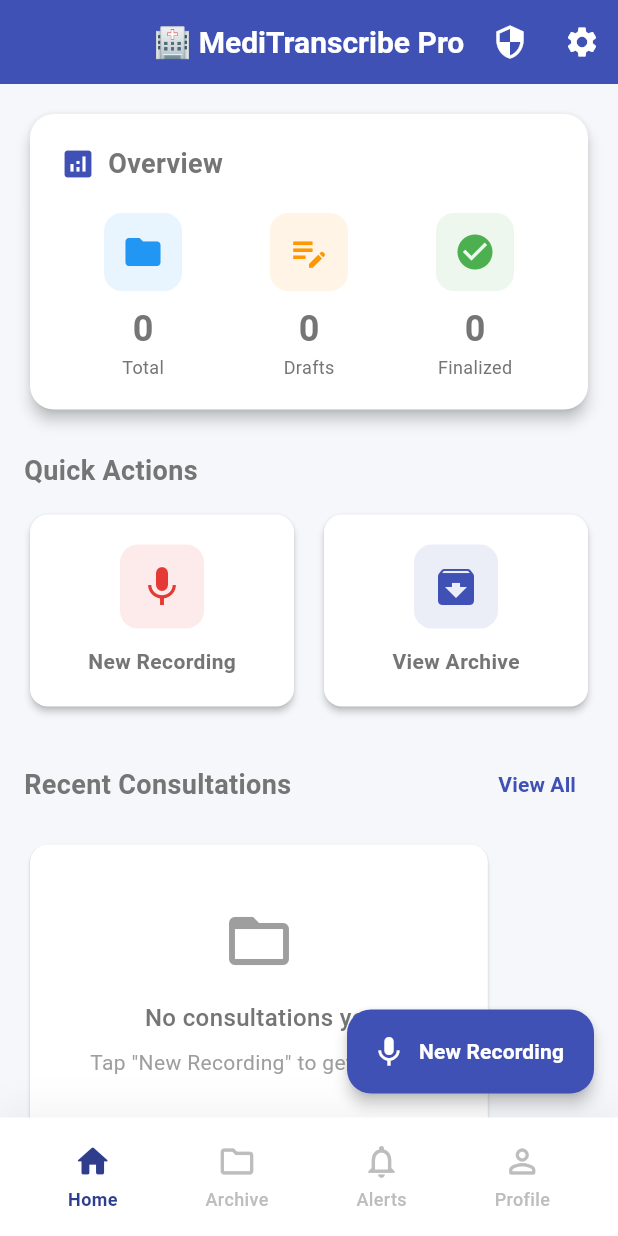
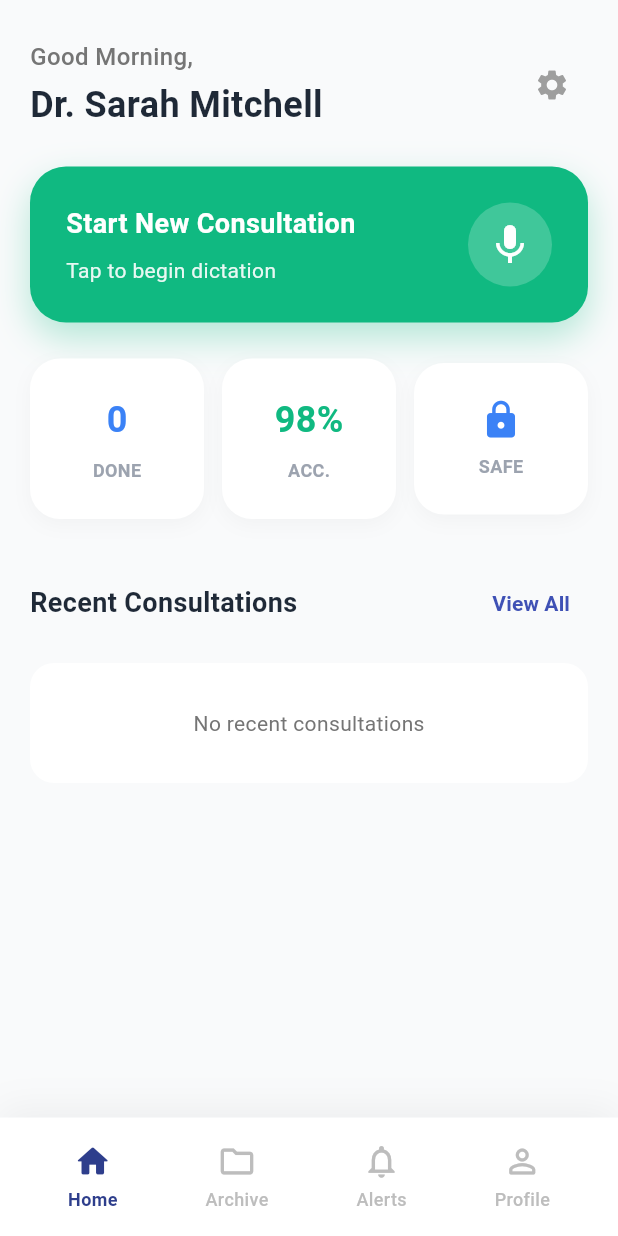
Before and after one commit to itshae43/MediTranscribe_Pro, a Flutter app: the screen it shows after launch, on a phone screen of 412 x 824 dp. Run offline on Flutter 3.47's test engine with Material 3 defaults, Android fonts, the phone set to English and light mode, and no system bars; drawn by our look-alikes of flutter_animate; our stand-ins replace connectivity_plus, dio, flutter_dotenv, flutter_riverpod, hive_flutter, logger and 3 more; missing offline and left inert: encrypt, record; accounts and stored records are empty; Roboto replaces fonts that are missing (Poppins).

Commit message:
fix home

```diff
--- a/lib/screens/home_screen.dart
+++ b/lib/screens/home_screen.dart
@@ -1,6 +1,7 @@
 import 'package:flutter/material.dart';
 import 'package:flutter_riverpod/flutter_riverpod.dart';
 import 'package:flutter_animate/flutter_animate.dart';
+import 'package:intl/intl.dart';
 import '../config/theme.dart';
 import '../providers/consultation_provider.dart';
 import '../models/consultation.dart';
@@ -12,7 +13,6 @@
 
 /// Home Screen
 /// Main dashboard showing recent consultations and quick actions
-
 class HomeScreen extends ConsumerWidget {
   const HomeScreen({super.key});
 
@@ -21,127 +21,142 @@
     final consultationsAsync = ref.watch(consultationsListProvider);
 
     return Scaffold(
-      backgroundColor: AppTheme.backgroundColor,
-      appBar: AppBar(
-        title: const Text('🏥 MediTranscribe Pro'),
-        actions: [
-          IconButton(
-            icon: const Icon(Icons.security),
-            onPressed: () => Navigator.push(
-              context,
-              MaterialPageRoute(builder: (_) => const ComplianceScreen()),
-            ),
-            tooltip: 'Compliance',
-          ),
-          IconButton(
-            icon: const Icon(Icons.settings),
-            onPressed: () => Navigator.push(
-              context,
-              MaterialPageRoute(builder: (_) => const SettingsScreen()),
-            ),
-            tooltip: 'Settings',
-          ),
-        ],
-      ),
-      body: RefreshIndicator(
+      backgroundColor: const Color(0xFFF9FAFB), // Very light grey background
+      body: SafeArea(
+        child: RefreshIndicator(
           onRefresh: () async {
             ref.read(consultationsListProvider.notifier).refresh();
           },
           child: SingleChildScrollView(
-          physics: const AlwaysScrollableScrollPhysics(),
-          padding: const EdgeInsets.all(16),
+            padding: const EdgeInsets.symmetric(horizontal: 20, vertical: 16),
             child: Column(
               crossAxisAlignment: CrossAxisAlignment.start,
               children: [
-              // Quick Stats Card
-              _buildQuickStatsCard(context, consultationsAsync)
-                  .animate()
-                  .fadeIn(duration: 400.ms)
-                  .slideY(begin: 0.2, end: 0),
+                const SizedBox(height: 10),
+                // Header
+                _buildHeader(context),
 
                 const SizedBox(height: 24),
 
-              // Quick Actions
-              _buildQuickActionsSection(context, ref)
+                // Start New Consultation Card
+                _buildStartConsultationCard(context, ref)
+                    .animate()
+                    .fadeIn(duration: 400.ms)
+                    .slideY(begin: 0.1, end: 0),
+
+                const SizedBox(height: 24),
+
+                // Stats Row
+                _buildStatsRow(consultationsAsync)
                     .animate()
                     .fadeIn(delay: 200.ms, duration: 400.ms)
-                  .slideY(begin: 0.2, end: 0),
+                    .slideY(begin: 0.1, end: 0),
 
-              const SizedBox(height: 24),
+                const SizedBox(height: 32),
 
                 // Recent Consultations
                 _buildRecentConsultationsSection(context, consultationsAsync)
                     .animate()
                     .fadeIn(delay: 400.ms, duration: 400.ms)
-                  .slideY(begin: 0.2, end: 0),
+                    .slideY(begin: 0.1, end: 0),
               ],
             ),
           ),
         ),
-      floatingActionButton: FloatingActionButton.extended(
-        onPressed: () => _startNewRecording(context, ref),
-        icon: const Icon(Icons.mic),
-        label: const Text('New Recording'),
-        backgroundColor: AppTheme.primaryColor,
-      )
-          .animate()
-          .fadeIn(delay: 600.ms, duration: 400.ms)
-          .scale(),
+      ),
     );
   }
 
-  Widget _buildQuickStatsCard(
-    BuildContext context,
-    AsyncValue<List<Consultation>> consultationsAsync,
-  ) {
-    return Card(
-      elevation: 4,
-      shape: RoundedRectangleBorder(borderRadius: BorderRadius.circular(16)),
-      child: Padding(
-        padding: const EdgeInsets.all(20),
-        child: Column(
+  Widget _buildHeader(BuildContext context) {
+    return Row(
+      mainAxisAlignment: MainAxisAlignment.spaceBetween,
+      children: [
+        Column(
           crossAxisAlignment: CrossAxisAlignment.start,
           children: [
-            const Row(
-              children: [
-                Icon(Icons.analytics, color: AppTheme.primaryColor),
-                SizedBox(width: 8),
             Text(
-                  'Overview',
+              'Good Morning,',
               style: TextStyle(
-                    fontSize: 18,
+                fontSize: 16,
+                color: Colors.grey[600],
+                fontWeight: FontWeight.w500,
+              ),
+            ),
+            const SizedBox(height: 4),
+            const Text(
+              'Dr. Sarah Mitchell',
+              style: TextStyle(
+                fontSize: 24,
                 fontWeight: FontWeight.bold,
+                color: Color(0xFF1F2937),
               ),
             ),
           ],
         ),
-            const SizedBox(height: 20),
-            consultationsAsync.when(
-              data: (consultations) => Row(
-                mainAxisAlignment: MainAxisAlignment.spaceAround,
-                children: [
-                  _buildStatItem(
-                    'Total',
-                    consultations.length.toString(),
-                    Icons.folder,
-                    Colors.blue,
+        // Add settings icon to allow navigation to settings even without AppBar
+        IconButton(
+          onPressed: () => Navigator.push(
+            context,
+            MaterialPageRoute(builder: (_) => const SettingsScreen()),
           ),
-                  _buildStatItem(
-                    'Drafts',
-                    consultations.where((c) => c.status == 'draft').length.toString(),
-                    Icons.edit_note,
-                    Colors.orange,
+          icon: const Icon(Icons.settings, color: Colors.grey),
         ),
-                  _buildStatItem(
-                    'Finalized',
-                    consultations.where((c) => c.status == 'finalized').length.toString(),
-                    Icons.check_circle,
-                    Colors.green,
+      ],
+    );
+  }
+
+  Widget _buildStartConsultationCard(BuildContext context, WidgetRef ref) {
+    return GestureDetector(
+      onTap: () => _startNewRecording(context, ref),
+      child: Container(
+        padding: const EdgeInsets.all(24),
+        decoration: BoxDecoration(
+          color: const Color(0xFF10B981), // Emerald Green
+          borderRadius: BorderRadius.circular(24),
+          boxShadow: [
+            BoxShadow(
+              color: const Color(0xFF10B981).withOpacity(0.3),
+              blurRadius: 20,
+              offset: const Offset(0, 10),
             ),
           ],
         ),
-              loading: () => const Center(child: CircularProgressIndicator()),
-              error: (e, _) => Text('Error: $e'),
+        child: Row(
+          children: [
+            Expanded(
+              child: Column(
+                crossAxisAlignment: CrossAxisAlignment.start,
+                children: [
+                  const Text(
+                    'Start New Consultation',
+                    style: TextStyle(
+                      fontSize: 18,
+                      fontWeight: FontWeight.bold,
+                      color: Colors.white,
+                    ),
+                  ),
+                  const SizedBox(height: 8),
+                  Text(
+                    'Tap to begin dictation',
+                    style: TextStyle(
+                      fontSize: 14,
+                      color: Colors.white.withOpacity(0.9),
+                    ),
+                  ),
+                ],
+              ),
+            ),
+            Container(
+              padding: const EdgeInsets.all(12),
+              decoration: BoxDecoration(
+                color: Colors.white.withOpacity(0.2),
+                shape: BoxShape.circle,
+              ),
+              child: const Icon(
+                Icons.mic,
+                color: Colors.white,
+                size: 32,
+              ),
             ),
           ],
         ),
@@ -149,110 +164,93 @@
     );
   }
 
-  Widget _buildStatItem(String label, String value, IconData icon, Color color) {
-    return Column(
+  Widget _buildStatsRow(AsyncValue<List<Consultation>> consultationsAsync) {
+    return consultationsAsync.when(
+      data: (consultations) {
+        final completed = consultations.length;
+        // Mock accuracy and safe status for design matching since we don't have real metrics yet
+
+        return Row(
           children: [
-        Container(
-          padding: const EdgeInsets.all(12),
-          decoration: BoxDecoration(
-            color: color.withOpacity(0.1),
-            borderRadius: BorderRadius.circular(12),
-          ),
-          child: Icon(icon, color: color, size: 28),
-        ),
-        const SizedBox(height: 8),
-        Text(
-          value,
-          style: const TextStyle(
-            fontSize: 24,
-            fontWeight: FontWeight.bold,
+            Expanded(
+              child: _buildStatCard(
+                value: '$completed',
+                label: 'DONE',
+                valueColor: const Color(0xFF3B82F6), // Blue
+                icon: null,
               ),
             ),
-        Text(
-          label,
-          style: TextStyle(
-            fontSize: 12,
-            color: Colors.grey.shade600,
+            const SizedBox(width: 12),
+            Expanded(
+              child: _buildStatCard(
+                value: '98%',
+                label: 'ACC.',
+                valueColor: Color(0xFF10B981), // Green
+                icon: null,
+              ),
+            ),
+            const SizedBox(width: 12),
+            Expanded(
+              child: _buildStatCard(
+                value: '',
+                label: 'SAFE',
+                valueColor: Color(0xFF1F2937), // Dark
+                icon: Icons.lock,
+                iconColor: Color(0xFF3B82F6),
               ),
             ),
           ],
         );
+      },
+      loading: () => const Center(child: CircularProgressIndicator()),
+      error: (_, __) => const Text('Error'),
+    );
   }
 
-  Widget _buildQuickActionsSection(BuildContext context, WidgetRef ref) {
-    return Column(
-      crossAxisAlignment: CrossAxisAlignment.start,
+  Widget _buildStatCard({
+    required String value,
+    required String label,
+    required Color valueColor,
+    IconData? icon,
+    Color? iconColor,
+  }) {
+    return Container(
+      padding: const EdgeInsets.symmetric(vertical: 24, horizontal: 16),
+      decoration: BoxDecoration(
+        color: Colors.white,
+        borderRadius: BorderRadius.circular(20),
+        boxShadow: [
+          BoxShadow(
+            color: Colors.black.withOpacity(0.03),
+            blurRadius: 10,
+            offset: const Offset(0, 4),
+          ),
+        ],
+      ),
+      child: Column(
+        mainAxisAlignment: MainAxisAlignment.center,
         children: [
-        const Text(
-          'Quick Actions',
+          if (icon != null)
+            Icon(icon, color: iconColor, size: 28)
+          else
+            Text(
+              value,
               style: TextStyle(
-            fontSize: 18,
+                fontSize: 24,
                 fontWeight: FontWeight.bold,
+                color: valueColor,
               ),
             ),
-        const SizedBox(height: 12),
-        Row(
-          children: [
-            Expanded(
-              child: _buildActionCard(
-                'New Recording',
-                Icons.mic,
-                AppTheme.recordingActive,
-                () => _startNewRecording(context, ref),
-              ),
-            ),
-            const SizedBox(width: 12),
-            Expanded(
-              child: _buildActionCard(
-                'View Archive',
-                Icons.archive,
-                AppTheme.primaryColor,
-                () => Navigator.push(
-                  context,
-                  MaterialPageRoute(builder: (_) => const ArchiveScreen()),
-                ),
+          const SizedBox(height: 8),
+          Text(
+            label,
+            style: const TextStyle(
+              fontSize: 12,
+              fontWeight: FontWeight.w600,
+              color: Color(0xFF9CA3AF), // Grey
             ),
           ),
         ],
-        ),
-      ],
-    );
-  }
-
-  Widget _buildActionCard(
-    String title,
-    IconData icon,
-    Color color,
-    VoidCallback onTap,
-  ) {
-    return Card(
-      elevation: 2,
-      shape: RoundedRectangleBorder(borderRadius: BorderRadius.circular(12)),
-      child: InkWell(
-        onTap: onTap,
-        borderRadius: BorderRadius.circular(12),
-        child: Padding(
-          padding: const EdgeInsets.all(20),
-          child: Column(
-            children: [
-              Container(
-                padding: const EdgeInsets.all(12),
-                decoration: BoxDecoration(
-                  color: color.withOpacity(0.1),
-                  borderRadius: BorderRadius.circular(12),
-                ),
-                child: Icon(icon, color: color, size: 32),
-              ),
-              const SizedBox(height: 12),
-              Text(
-                title,
-                style: const TextStyle(
-                  fontWeight: FontWeight.w600,
-                ),
-              ),
-            ],
-          ),
-        ),
       ),
     );
   }
@@ -262,7 +260,6 @@
     AsyncValue<List<Consultation>> consultationsAsync,
   ) {
     return Column(
-      crossAxisAlignment: CrossAxisAlignment.start,
       children: [
         Row(
           mainAxisAlignment: MainAxisAlignment.spaceBetween,
@@ -272,6 +269,7 @@
               style: TextStyle(
                 fontSize: 18,
                 fontWeight: FontWeight.bold,
+                color: Color(0xFF1F2937),
               ),
             ),
             TextButton(
@@ -283,142 +281,167 @@
             ),
           ],
         ),
-        const SizedBox(height: 12),
+        const SizedBox(height: 16),
         consultationsAsync.when(
           data: (consultations) {
             if (consultations.isEmpty) {
               return _buildEmptyState();
             }
-            return ListView.builder(
+            // Take top 5 for "Recent"
+            final recent = consultations.take(5).toList();
+            return ListView.separated(
               shrinkWrap: true,
               physics: const NeverScrollableScrollPhysics(),
-              itemCount: consultations.take(5).length,
+              itemCount: recent.length,
+              separatorBuilder: (context, index) => const SizedBox(height: 16),
               itemBuilder: (context, index) {
-                final consultation = consultations[index];
-                return _buildConsultationCard(context, consultation);
+                final consultation = recent[index];
+                return _buildConsultationItem(consultation, index);
               },
             );
           },
-          loading: () => const Center(
-            child: Padding(
-              padding: EdgeInsets.all(40),
-              child: CircularProgressIndicator(),
-            ),
-          ),
-          error: (e, _) => Center(
-            child: Text('Error loading consultations: $e'),
-          ),
+          loading: () => const Center(child: CircularProgressIndicator()),
+          error: (e, _) => Center(child: Text('Error: $e')),
         ),
       ],
     );
   }
 
   Widget _buildEmptyState() {
-    return Card(
-      elevation: 1,
-      shape: RoundedRectangleBorder(borderRadius: BorderRadius.circular(12)),
-      child: const Padding(
-        padding: EdgeInsets.all(40),
-        child: Column(
+    return Container(
+        padding: const EdgeInsets.all(30),
+        decoration: BoxDecoration(
+            color: Colors.white,
+            borderRadius: BorderRadius.circular(16)
+        ),
+        child: const Center(child: Text("No recent consultations"))
+    );
+  }
+
+  Widget _buildConsultationItem(Consultation consultation, int index) {
+    // Map status to design terms
+    final statusText = consultation.status == 'finalized' ? 'Processed' : 'Processing';
+    final statusColor = consultation.status == 'finalized' ? const Color(0xFF10B981) : const Color(0xFFFBBF24);
+
+    // Choose icon and background based on index/type to create variety like the design
+    final icons = [Icons.favorite, Icons.medical_services, Icons.assignment, Icons.person];
+    final iconColors = [const Color(0xFF3B82F6), const Color(0xFFF59E0B), const Color(0xFF8B5CF6), const Color(0xFFEC4899)];
+    final bgColors = [const Color(0xFFEFF6FF), const Color(0xFFFFFBEB), const Color(0xFFF5F3FF), const Color(0xFFFDF2F8)];
+
+    final iconIndex = index % icons.length;
+
+    // Format display time
+    final displayTime = _getFriendlyTime(consultation.createdAt);
+
+    return Container(
+      padding: const EdgeInsets.all(16),
+      decoration: BoxDecoration(
+        color: Colors.white,
+        borderRadius: BorderRadius.circular(20),
+        boxShadow: [
+          BoxShadow(
+            color: Colors.black.withOpacity(0.02),
+            blurRadius: 10,
+            offset: const Offset(0, 2),
+          ),
+        ],
+      ),
+      child: Row(
         children: [
-            Icon(
-              Icons.folder_open,
-              size: 48,
-              color: Colors.grey,
+          Container(
+            padding: const EdgeInsets.all(12),
+            decoration: BoxDecoration(
+              color: bgColors[iconIndex],
+              borderRadius: BorderRadius.circular(12),
             ),
-            SizedBox(height: 16),
-            Text(
-              'No consultations yet',
-              style: TextStyle(
-                fontSize: 16,
-                fontWeight: FontWeight.w500,
+            child: Icon(
+              icons[iconIndex],
+              color: iconColors[iconIndex],
+              size: 24,
             ),
           ),
-            SizedBox(height: 8),
+          const SizedBox(width: 16),
+          Expanded(
+            child: Column(
+              crossAxisAlignment: CrossAxisAlignment.start,
+              children: [
                 Text(
-              'Tap "New Recording" to get started',
-              style: TextStyle(color: Colors.grey),
+                  // Use patient ID as title if no specific title exists in model
+                  'Consultation ${consultation.patientId}',
+                  style: const TextStyle(
+                    fontSize: 16,
+                    fontWeight: FontWeight.bold,
+                    color: Color(0xFF1F2937),
+                  ),
+                  maxLines: 1,
+                  overflow: TextOverflow.ellipsis,
+                ),
+                const SizedBox(height: 4),
+                Row(
+                  children: [
+                    Text(
+                      'Dr. Sarah', // Hardcoded as per design requirement
+                      style: TextStyle(
+                        fontSize: 12,
+                        color: Colors.grey[500],
+                      ),
+                    ),
+                    Padding(
+                      padding: const EdgeInsets.symmetric(horizontal: 4),
+                      child: Text('•', style: TextStyle(color: Colors.grey[400])),
+                    ),
+                    Text(
+                      statusText,
+                      style: TextStyle(
+                        fontSize: 12,
+                        color: Colors.grey[500],
+                      ),
+                    ),
+                  ],
                 ),
               ],
             ),
           ),
-    );
-  }
-
-  Widget _buildConsultationCard(BuildContext context, Consultation consultation) {
-    final statusColor = _getStatusColor(consultation.status);
-
-    return Card(
-      elevation: 1,
-      margin: const EdgeInsets.only(bottom: 8),
-      shape: RoundedRectangleBorder(borderRadius: BorderRadius.circular(12)),
-      child: ListTile(
-        contentPadding: const EdgeInsets.symmetric(horizontal: 16, vertical: 8),
-        leading: Container(
-          padding: const EdgeInsets.all(10),
-          decoration: BoxDecoration(
-            color: statusColor.withOpacity(0.1),
-            borderRadius: BorderRadius.circular(10),
-          ),
-          child: Icon(
-            consultation.status == 'finalized' ? Icons.check_circle : Icons.edit_note,
-            color: statusColor,
+          const SizedBox(width: 8),
+          Column(
+            crossAxisAlignment: CrossAxisAlignment.end,
+            children: [
+              Text(
+                displayTime,
+                style: TextStyle(
+                  fontSize: 12,
+                  fontWeight: FontWeight.w600,
+                  color: Colors.grey[400],
                 ),
               ),
-        title: Text(
-          'Patient: ${consultation.patientId}',
-          style: const TextStyle(fontWeight: FontWeight.w600),
+              const SizedBox(height: 8),
+              Container(
+                width: 8,
+                height: 8,
+                decoration: BoxDecoration(
+                  color: statusColor,
+                  shape: BoxShape.circle,
                 ),
-        subtitle: Column(
-          crossAxisAlignment: CrossAxisAlignment.start,
-          children: [
-            const SizedBox(height: 4),
-            Text(
-              'Duration: ${consultation.formattedDuration}',
-              style: const TextStyle(fontSize: 12),
-            ),
-            Text(
-              _formatDate(consultation.createdAt),
-              style: TextStyle(fontSize: 12, color: Colors.grey.shade600),
               ),
             ],
           ),
-        trailing: Container(
-          padding: const EdgeInsets.symmetric(horizontal: 8, vertical: 4),
-          decoration: BoxDecoration(
-            color: statusColor.withOpacity(0.1),
-            borderRadius: BorderRadius.circular(8),
-          ),
-          child: Text(
-            consultation.status.toUpperCase(),
-            style: TextStyle(
-              fontSize: 10,
-              fontWeight: FontWeight.bold,
-              color: statusColor,
-            ),
-          ),
-        ),
-        onTap: () {
-          // Navigate to consultation details
-        },
+        ],
       ),
     );
   }
 
-  Color _getStatusColor(String status) {
-    switch (status) {
-      case 'finalized':
-        return Colors.green;
-      case 'reviewed':
-        return Colors.blue;
-      case 'draft':
-      default:
-        return Colors.orange;
+  String _getFriendlyTime(DateTime dateTime) {
+    final now = DateTime.now();
+    final today = DateTime(now.year, now.month, now.day);
+    final date = DateTime(dateTime.year, dateTime.month, dateTime.day);
+
+    if (date == today) {
+      return DateFormat('hh:mm a').format(dateTime);
+    } else if (date == today.subtract(const Duration(days: 1))) {
+      return 'Yesterday';
+    } else {
+      return DateFormat('MMM d').format(dateTime);
     }
-  }
-
-  String _formatDate(DateTime date) {
-    return '${date.day}/${date.month}/${date.year} at ${date.hour.toString().padLeft(2, '0')}:${date.minute.toString().padLeft(2, '0')}';
   }
 
   Future<void> _startNewRecording(BuildContext context, WidgetRef ref) async {
```
Lines whose indentation alone changed are shown as unchanged.
